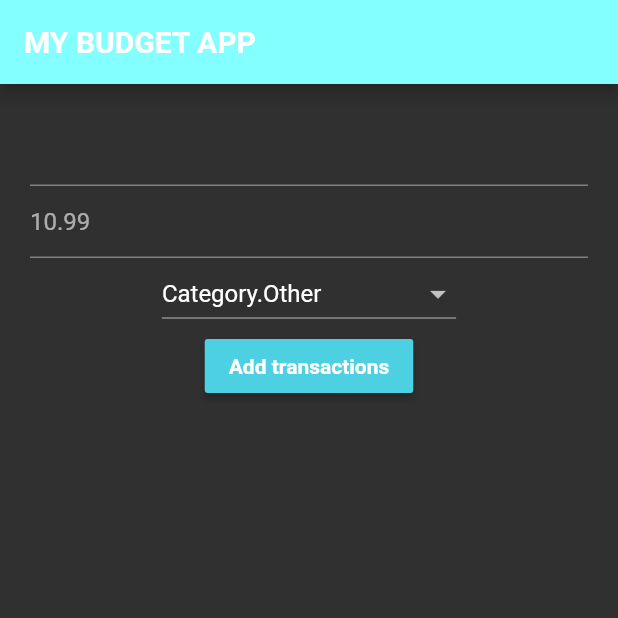
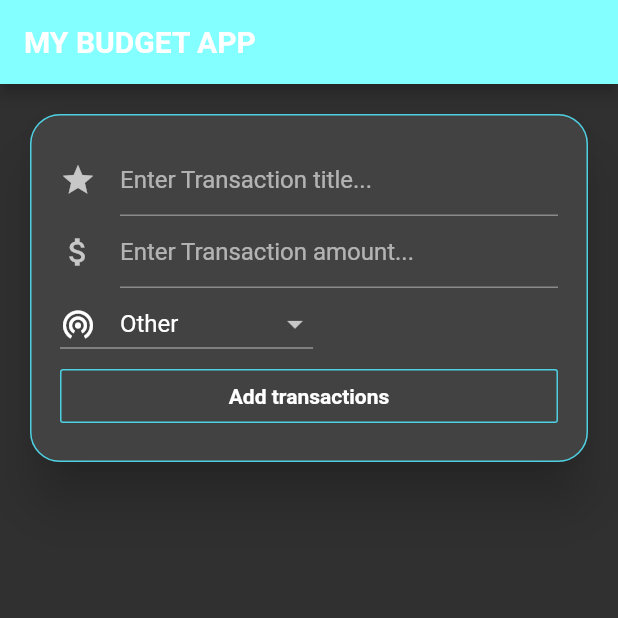
Before and after one commit to Shuoen1997/Practice1-match-with-me, a Flutter app: the screen it shows after launch, on a phone screen of 412 x 824 dp, the top half of it. Run offline on Flutter 3.47's test engine with Material 2 defaults, Android fonts, the phone set to English and light mode, and no system bars.

Commit message:
[my-budget-app] style enhancement

```diff
--- a/lib/models/transaction.dart
+++ b/lib/models/transaction.dart
@@ -18,9 +18,16 @@ class Transaction {
       @required this.type});
 
   Icon get iconOfType {
-    double sizeOfIcon = 36;
+    return typeToIcon(type, 36);
+  }
+
+  Color get colorOfType {
+    return typeToColor(this.type);
+  }
+
+  static Icon typeToIcon(Category type, double sizeOfIcon){
     Icon icon;
-    switch (this.type) {
+    switch (type) {
       case Category.Clothes:
         icon = Icon(
           Icons.add_shopping_cart,
@@ -43,10 +50,6 @@ class Transaction {
     return icon;
   }
 
-  Color get colorOfType {
-    return typeToColor(this.type);
-  }
-
   static Color typeToColor(Category type) {
     Color color;
     switch (type) {
@@ -60,7 +63,7 @@ class Transaction {
         color = Colors.purple[300];
         break;
       case Category.Transportation:
-        color = Colors.yellow[300];
+        color = Colors.orange[300];
         break;
       case Category.Other:
         color = Colors.cyan[300];
--- a/lib/widgets/input_transaction.dart
+++ b/lib/widgets/input_transaction.dart
@@ -19,21 +19,33 @@ class _InputTransactionState extends State<InputTransaction> {
 
   @override
   Widget build(BuildContext context) {
-
-
     return Container(
+      child: Card(
+        margin: EdgeInsets.all(20),
+        elevation: 15,
+        shape: RoundedRectangleBorder(
+            borderRadius: BorderRadius.all(Radius.circular(20)),
+            side: BorderSide(color: Transaction.typeToColor(_categoryInput))),
+        child: Container(
           padding: EdgeInsets.all(20),
           child: Column(
+            crossAxisAlignment: CrossAxisAlignment.start,
             children: <Widget>[
-          TextField(controller: titleController),
+              TextField(
+                  controller: titleController,
+                  decoration: InputDecoration(
+                      icon: Icon(Icons.grade),
+                      hintText: 'Enter Transaction title...')),
               TextField(
                 controller: amountController,
                 keyboardType: TextInputType.numberWithOptions(),
-            decoration: InputDecoration(hintText: '10.99'),
+                decoration: InputDecoration(
+                    icon: Icon(Icons.attach_money),
+                    hintText: 'Enter Transaction amount...'),
               ),
               DropdownButton(
                   value: _categoryInput,
-            onChanged: (Category newvalue){
+                  onChanged: (Category newvalue) {
                     setState(() {
                       _categoryInput = newvalue;
                     });
@@ -42,19 +54,35 @@ class _InputTransactionState extends State<InputTransaction> {
                       .map<DropdownMenuItem<Category>>((Category category) {
                     return DropdownMenuItem<Category>(
                       value: category,
-              child: Text(category.toString()),
+                      child: Row(
+                        children: <Widget>[
+                          Transaction.typeToIcon(category, 24),
+                          SizedBox(width: 16,),
+                          Text(
+                            category.toString().split('.').last,
+                            textAlign: TextAlign.start,
+                          )
+
+                        ],
+                      ),
                     );
                   }).toList()),
-          RaisedButton(
+              SizedBox(
+                width: double.infinity ,
+                child: OutlineButton(
                   child: Text(
                     'Add transactions',
-              style: TextStyle(fontWeight: FontWeight.bold),
+                    style: TextStyle(fontWeight: FontWeight.bold, color: Colors.white),
                   ),
-            color: Transaction.typeToColor(_categoryInput),
-            onPressed: () => widget.addTx(
-                titleController.text, double.parse(amountController.text), _categoryInput),
+                  borderSide: BorderSide(color: Transaction.typeToColor(_categoryInput)),
+                  onPressed: () => widget.addTx(titleController.text,
+                      double.parse(amountController.text), _categoryInput),
+
+                ),
               )
             ],
+          ),
+        ),
       ),
     );
   }
--- a/lib/widgets/user_transactions.dart
+++ b/lib/widgets/user_transactions.dart
@@ -21,8 +21,10 @@ class _UserTransactionsState extends State<UserTransactions> {
         date: DateTime.now(),
         type: typeTx);
 
+    FocusScope.of(context).unfocus();
+
     setState(() {
-      _transactions.add(tx);
+      _transactions.insert(0, tx);
     });
   }
 
```
Lines whose indentation alone changed are shown as unchanged.
